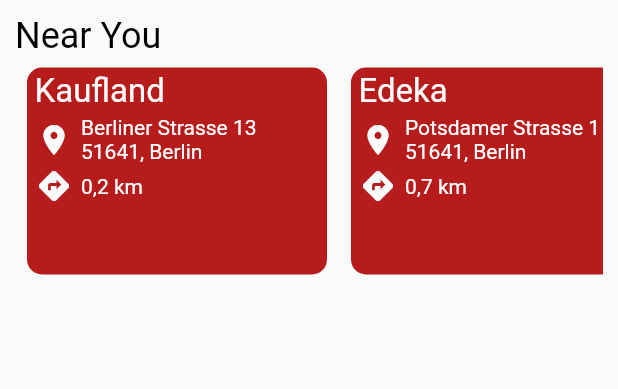
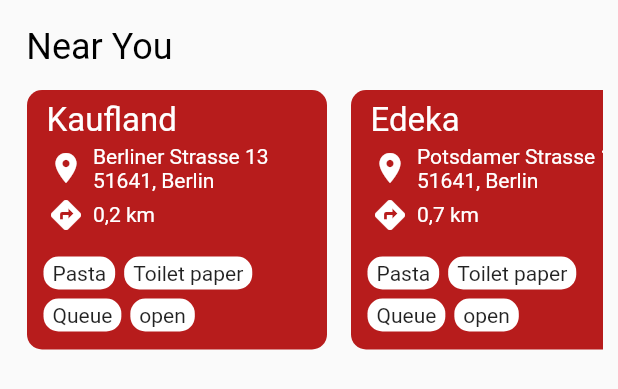
Before and after one commit to mapionapp/app, a Flutter app: the InfoCardRow widget shown alone on an empty page, opened directly, on a phone screen of 412 x 824 dp. Shown: the top 389 px of the screen. Run offline on Flutter 3.47's test engine with Material 2 defaults, Android fonts, the phone set to English and light mode, and no system bars; our stand-ins replace google_maps_flutter, location.

Commit message:
feat: add row for tags on info card items

```diff
--- a/lib/components/info_card_item.dart
+++ b/lib/components/info_card_item.dart
@@ -18,9 +18,10 @@ class InfoCardItem extends StatelessWidget {
   Widget build(BuildContext context) {
     return InkWell(
       child: Container(
-        height: 100,
+        height: 500,
         width: 200,
         margin: EdgeInsets.symmetric(horizontal: 8, vertical: 7),
+        padding: EdgeInsets.symmetric(vertical: 4, horizontal: 8),
         decoration: BoxDecoration(
           color: W27Colors.primaryColor,
           borderRadius: BorderRadius.all(Radius.circular(10))
@@ -34,6 +35,8 @@ class InfoCardItem extends StatelessWidget {
             ),
             MetaInfoRow(icon: Icons.location_on, text: address,),
             MetaInfoRow(icon: Icons.directions, text: distance,),
+            SizedBox(height: 10,),
+            TagRow(tags: ['Pasta', 'Toilet paper', 'Queue', 'open'],)
           ],
         ),
       ),
@@ -65,3 +68,28 @@ class MetaInfoRow extends StatelessWidget {
     );
   }
 }
+
+class TagRow extends StatelessWidget {
+
+  final List<String> tags;
+
+  const TagRow({Key key, this.tags}) : super(key: key);
+
+  @override
+  Widget build(BuildContext context) {
+    return Wrap(
+      //scrollDirection: Axis.horizontal,
+      children: tags.map((tag){
+        return Container(
+          padding: EdgeInsets.symmetric(vertical: 3, horizontal: 6),
+          decoration: BoxDecoration(
+              color: Colors.white,
+              borderRadius: BorderRadius.all(Radius.circular(10))
+          ),
+          margin: EdgeInsets.all(3),
+          child: Text(tag),
+        );
+      }).toList(),
+    );
+  }
+}
--- a/lib/components/info_card_row.dart
+++ b/lib/components/info_card_row.dart
@@ -15,16 +15,15 @@ class InfoCardRow extends StatelessWidget {
 
     return Container(
       width: width,
-      height: 200,
-      decoration: BoxDecoration(
-          //color: W27Colors.secondaryColor,
-          borderRadius: BorderRadius.all(Radius.circular(20))
-      ),
+      height: 250,
       padding: EdgeInsets.all(10),
       child: Column(
         crossAxisAlignment: CrossAxisAlignment.start,
         children: [
-          Text(title, style: TextStyle(color: Colors.black, fontSize: 24),),
+          Padding(
+            padding: const EdgeInsets.all(7.5),
+            child: Text(title, style: TextStyle(color: Colors.black, fontSize: 24),),
+          ),
           Expanded(
             child: ListView(
               scrollDirection: Axis.horizontal,
```
